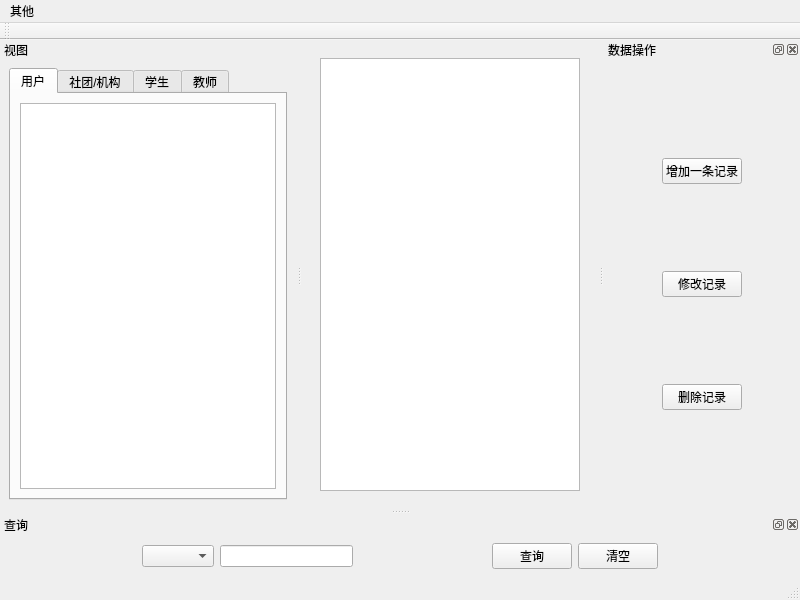
Old version of the form rootmainwindow.ui in the repository LUYONGDING/SMS.
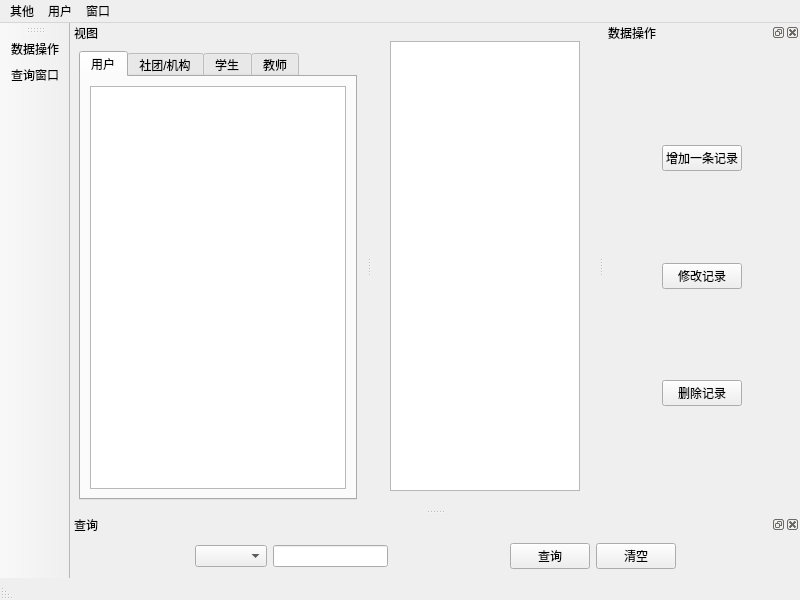
New version of the form.

What changed in the file:
```diff
--- a/rootmainwindow.ui
+++ b/rootmainwindow.ui
@@ -42,9 +42,39 @@
     <addaction name="actionabout"/>
     <addaction name="actionaboutQt"/>
    </widget>
+   <widget class="QMenu" name="menu_2">
+    <property name="title">
+     <string>用户</string>
+    </property>
+    <addaction name="actionuserInfo"/>
+    <addaction name="separator"/>
+    <addaction name="actionloginOut"/>
+   </widget>
+   <widget class="QMenu" name="menu_3">
+    <property name="title">
+     <string>窗口</string>
+    </property>
+    <widget class="QMenu" name="menushow">
+     <property name="focusPolicy">
+      <enum>Qt::NoFocus</enum>
+     </property>
+     <property name="title">
+      <string>显示</string>
+     </property>
+     <addaction name="actionshow_control_widget"/>
+     <addaction name="actionshow_search_widget"/>
+    </widget>
+    <addaction name="menushow"/>
+   </widget>
    <addaction name="menu"/>
+   <addaction name="menu_2"/>
+   <addaction name="menu_3"/>
   </widget>
-  <widget class="QStatusBar" name="statusbar"/>
+  <widget class="QStatusBar" name="statusbar">
+   <property name="layoutDirection">
+    <enum>Qt::RightToLeft</enum>
+   </property>
+  </widget>
   <widget class="QDockWidget" name="dockWidget_left">
    <property name="features">
     <set>QDockWidget::NoDockWidgetFeatures</set>
@@ -251,11 +281,13 @@
     <string>工具栏</string>
    </property>
    <attribute name="toolBarArea">
-    <enum>TopToolBarArea</enum>
+    <enum>LeftToolBarArea</enum>
    </attribute>
    <attribute name="toolBarBreak">
     <bool>false</bool>
    </attribute>
+   <addaction name="actionshow_control_widget"/>
+   <addaction name="actionshow_search_widget"/>
   </widget>
   <widget class="QDockWidget" name="dockWidget">
    <property name="allowedAreas">
@@ -345,6 +377,26 @@
     <string>关于Qt</string>
    </property>
   </action>
+  <action name="actionuserInfo">
+   <property name="text">
+    <string>用户信息</string>
+   </property>
+  </action>
+  <action name="actionloginOut">
+   <property name="text">
+    <string>登出</string>
+   </property>
+  </action>
+  <action name="actionshow_control_widget">
+   <property name="text">
+    <string>数据操作</string>
+   </property>
+  </action>
+  <action name="actionshow_search_widget">
+   <property name="text">
+    <string>查询窗口</string>
+   </property>
+  </action>
  </widget>
  <resources/>
  <connections/>
```
Left out of the diff: 1 changed line with no effect on the pictures.
